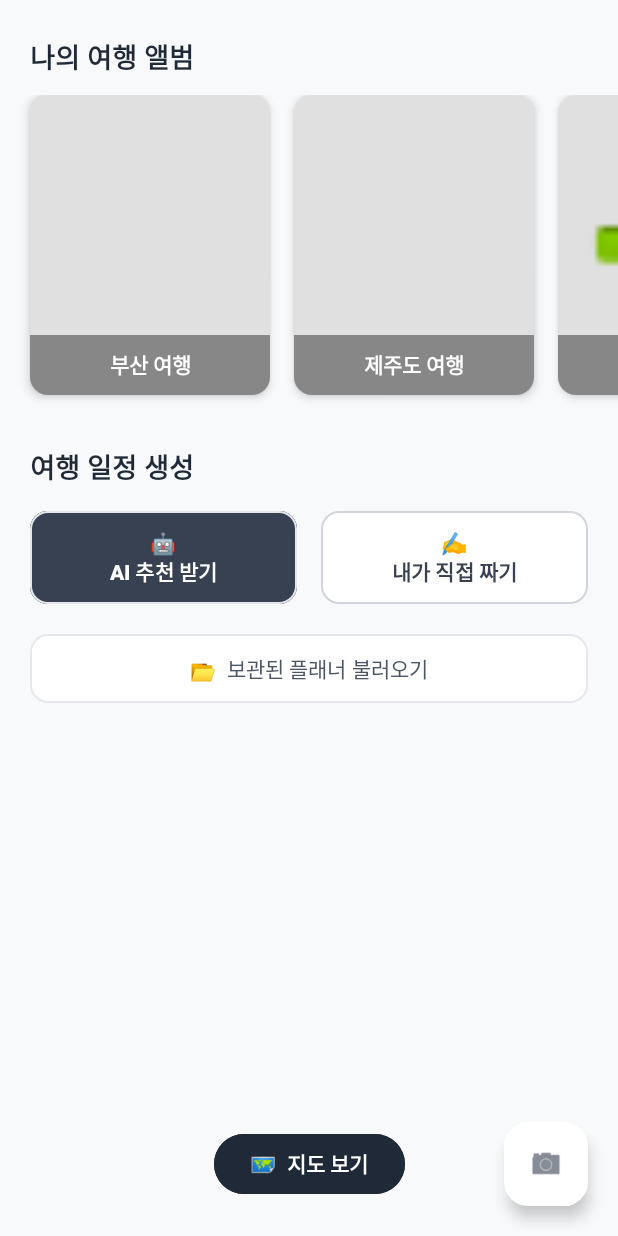
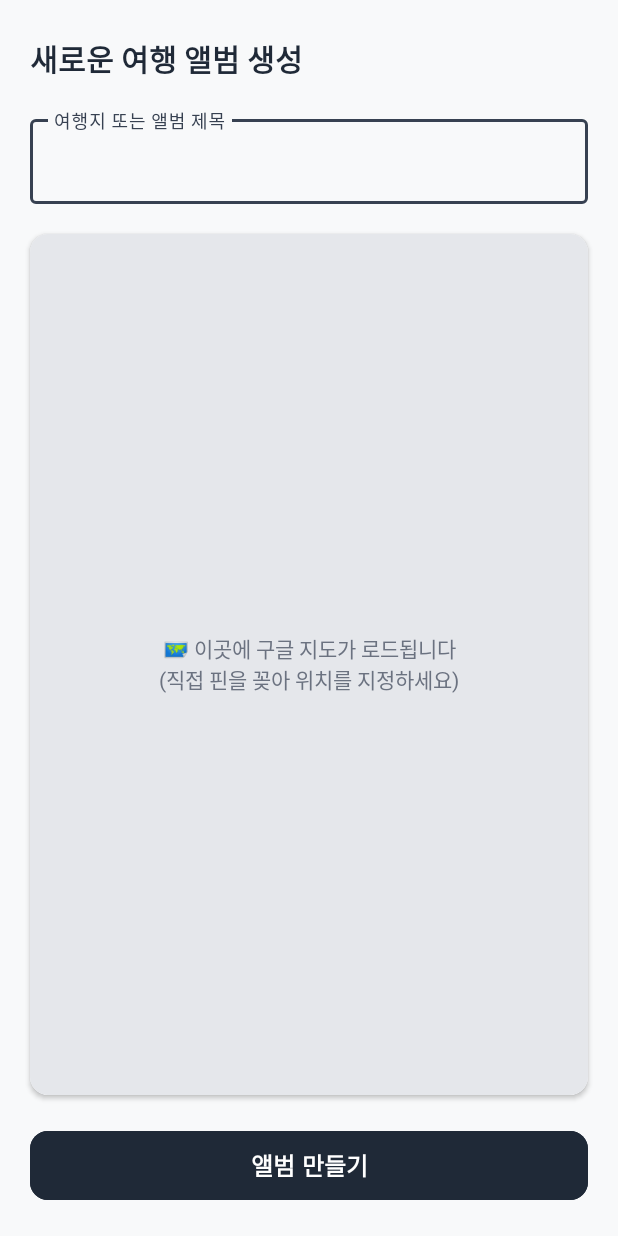
Before and after one commit to Qkdgodchl/planner, an Android app: the screen it shows after launch (MainActivity before the commit, AddAlbumActivity after it), after a tap on "부산 여행", on a phone screen of 412 x 824 dp. Run offline under Robolectric (Android 15) with nearby library versions, the light colour scheme and no system bars.

Commit message:
빈 앨범 눌렀을대 앨범 추가화면 전환

```diff
--- a/app/src/main/AndroidManifest.xml
+++ b/app/src/main/AndroidManifest.xml
@@ -20,6 +20,7 @@
                 <category android:name="android.intent.category.LAUNCHER" />
             </intent-filter>
         </activity>
+        <activity android:name=".AddAlbumActivity" android:exported="false" />
     </application>
 
 </manifest>
--- /dev/null
+++ b/app/src/main/java/com/example/myapplication/AddAlbumActivity.kt
@@ -0,0 +1,29 @@
+package com.example.myapplication
+
+import android.os.Bundle
+import android.widget.Toast
+import androidx.appcompat.app.AppCompatActivity
+import com.example.myapplication.databinding.ActivityAddAlbumBinding
+
+class AddAlbumActivity : AppCompatActivity() {
+
+    private lateinit var binding: ActivityAddAlbumBinding
+
+    override fun onCreate(savedInstanceState: Bundle?) {
+        super.onCreate(savedInstanceState)
+        binding = ActivityAddAlbumBinding.inflate(layoutInflater)
+        setContentView(binding.root)
+
+        // 저장 버튼 클릭 시
+        binding.btnSaveAlbum.setOnClickListener {
+            val title = binding.etAlbumTitle.text.toString().trim()
+            if (title.isEmpty()) {
+                Toast.makeText(this, "제목을 입력해 주세요!", Toast.LENGTH_SHORT).show()
+            } else {
+                // TODO: 실제 Room DB에 앨범 데이터 저장하는 로직
+                Toast.makeText(this, "[${title}] 앨범이 생성되었습니다.", Toast.LENGTH_SHORT).show()
+                finish() // 화면 종료하고 메인으로 돌아가기
+            }
+        }
+    }
+}
--- a/app/src/main/java/com/example/myapplication/MainActivity.kt
+++ b/app/src/main/java/com/example/myapplication/MainActivity.kt
@@ -1,5 +1,6 @@
 package com.example.myapplication
 
+import android.content.Intent
 import android.os.Bundle
 import android.widget.Toast
 import androidx.activity.result.contract.ActivityResultContracts
@@ -38,24 +39,21 @@ class MainActivity : AppCompatActivity() {
 
     // 🖼️ 앨범 스크롤 뷰(RecyclerView) 설정
     private fun setupRecyclerView() {
-        // 코루틴을 사용한 백그라운드 데이터 로딩 (평가기준: Coroutine 20점)
         lifecycleScope.launch {
-            // DB에서 앨범 목록을 가져올 때까지 기다림
             val albums = fetchAlbumsFromDb()
             albumCount = albums.size
 
-            // 만들어둔 어댑터를 스크롤 뷰에 연결
             val albumAdapter = AlbumAdapter(
                 albums = albums,
                 onAddClick = {
-                    // 마지막 '+ 앨범 추가' 카드를 터치했을 때 실행할 코드
-                    Toast.makeText(this@MainActivity, "새로운 앨범 추가 화면으로 이동!", Toast.LENGTH_SHORT).show()
-                    // TODO: 앨범 추가 Fragment 또는 Activity로 이동하는 로직
+                    // 🚀 앨범 추가 버튼 클릭 시 이동
+                    val intent = Intent(this@MainActivity, AddAlbumActivity::class.java)
+                    startActivity(intent)
                 },
                 onAlbumClick = { albumName ->
-                    // 일반 여행 앨범 카드를 터치했을 때 실행할 코드
-                    Toast.makeText(this@MainActivity, "[${albumName}] 앨범으로 이동!", Toast.LENGTH_SHORT).show()
-                    // TODO: 상세 앨범 Fragment 또는 Activity로 이동하는 로직
+                    // 🚀 [수정] 일반 앨범 아이템을 눌러도 동일하게 앨범 추가 화면으로 이동하도록 변경
+                    val intent = Intent(this@MainActivity, AddAlbumActivity::class.java)
+                    startActivity(intent)
                 }
             )
 
--- /dev/null
+++ b/app/src/main/res/layout/activity_add_album.xml
@@ -0,0 +1,87 @@
+<?xml version="1.0" encoding="utf-8"?>
+<androidx.constraintlayout.widget.ConstraintLayout
+    xmlns:android="http://schemas.android.com/apk/res/android"
+    xmlns:app="http://schemas.android.com/apk/res-auto"
+    android:layout_width="match_parent"
+    android:layout_height="match_parent"
+    android:background="#F8F9FA">
+
+    <TextView
+        android:id="@+id/tvTitle"
+        android:layout_width="wrap_content"
+        android:layout_height="wrap_content"
+        android:layout_marginStart="20dp"
+        android:layout_marginTop="24dp"
+        android:text="새로운 여행 앨범 생성"
+        android:textColor="#1F2937"
+        android:textSize="20sp"
+        android:textStyle="bold"
+        app:layout_constraintStart_toStartOf="parent"
+        app:layout_constraintTop_toTopOf="parent" />
+
+    <com.google.android.material.textfield.TextInputLayout
+        android:id="@+id/tilAlbumTitle"
+        style="@style/Widget.MaterialComponents.TextInputLayout.OutlinedBox"
+        android:layout_width="0dp"
+        android:layout_height="wrap_content"
+        android:layout_marginStart="20dp"
+        android:layout_marginTop="20dp"
+        android:layout_marginEnd="20dp"
+        android:hint="여행지 또는 앨범 제목"
+        app:boxStrokeColor="#374151"
+        app:hintTextColor="#374151"
+        app:layout_constraintEnd_toEndOf="parent"
+        app:layout_constraintStart_toStartOf="parent"
+        app:layout_constraintTop_toBottomOf="@+id/tvTitle">
+
+        <com.google.android.material.textfield.TextInputEditText
+            android:id="@+id/etAlbumTitle"
+            android:layout_width="match_parent"
+            android:layout_height="wrap_content"
+            android:textColor="#1F2937" />
+    </com.google.android.material.textfield.TextInputLayout>
+
+    <androidx.cardview.widget.CardView
+        android:id="@+id/cvMapContainer"
+        android:layout_width="0dp"
+        android:layout_height="0dp"
+        android:layout_margin="20dp"
+        app:cardCornerRadius="12dp"
+        app:cardElevation="2dp"
+        app:layout_constraintBottom_toTopOf="@+id/btnSaveAlbum"
+        app:layout_constraintEnd_toEndOf="parent"
+        app:layout_constraintStart_toStartOf="parent"
+        app:layout_constraintTop_toBottomOf="@+id/tilAlbumTitle">
+
+        <FrameLayout
+            android:layout_width="match_parent"
+            android:layout_height="match_parent"
+            android:background="#E5E7EB">
+
+            <TextView
+                android:layout_width="wrap_content"
+                android:layout_height="wrap_content"
+                android:layout_gravity="center"
+                android:text="🗺️ 이곳에 구글 지도가 로드됩니다\n(직접 핀을 꽂아 위치를 지정하세요)"
+                android:textAlignment="center"
+                android:textColor="#6B7280"
+                android:textSize="14sp" />
+        </FrameLayout>
+    </androidx.cardview.widget.CardView>
+
+    <com.google.android.material.button.MaterialButton
+        android:id="@+id/btnSaveAlbum"
+        android:layout_width="0dp"
+        android:layout_height="54dp"
+        android:layout_margin="20dp"
+        android:backgroundTint="#1F2937"
+        android:text="앨범 만들기"
+        android:textColor="#FFFFFF"
+        android:textSize="16sp"
+        android:textStyle="bold"
+        app:cornerRadius="12dp"
+        app:layout_constraintBottom_toBottomOf="parent"
+        app:layout_constraintEnd_toEndOf="parent"
+        app:layout_constraintStart_toStartOf="parent" />
+
+</androidx.constraintlayout.widget.ConstraintLayout>
```
